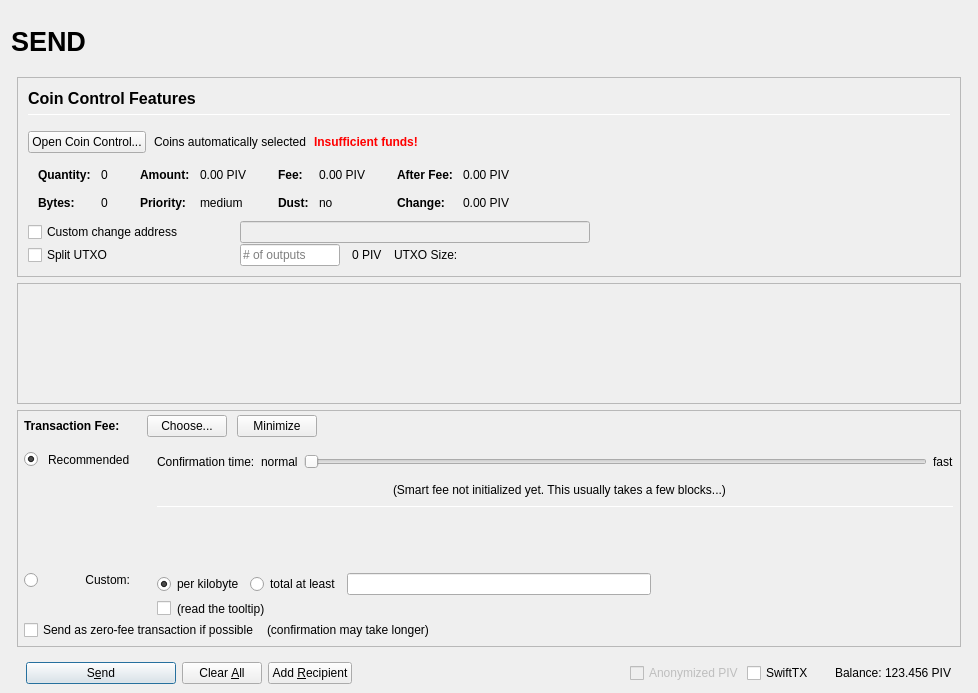
RapidsOfficial/Rapids, file src/qt/forms/sendcoinsdialog.ui: the form before one commit.
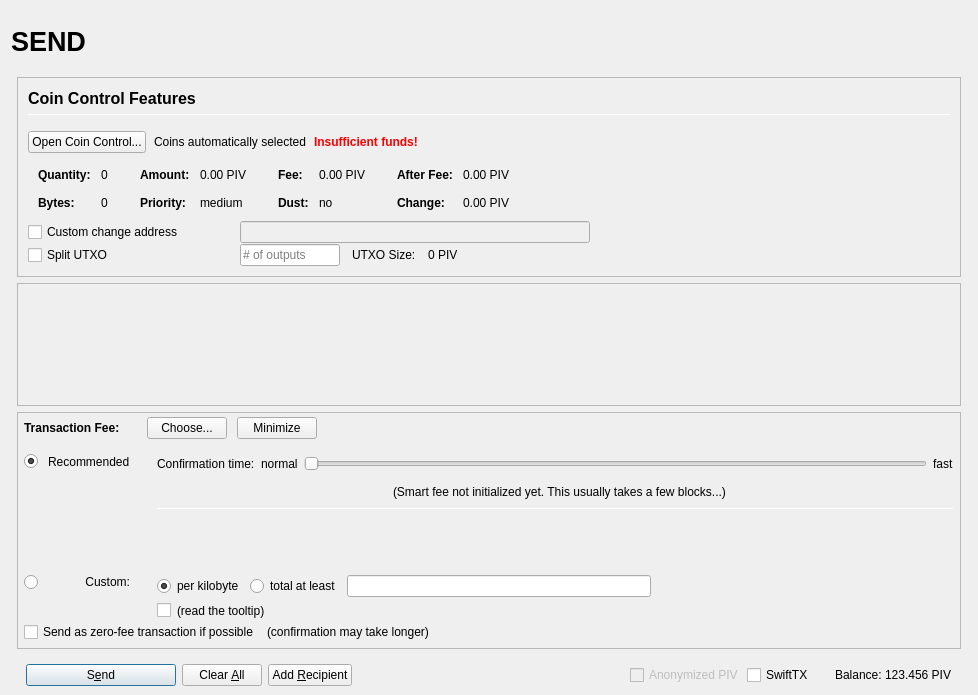
The form after the commit. Icons and pictures are not drawn. Custom widgets are drawn as their Qt base class.

```diff
--- a/src/qt/forms/sendcoinsdialog.ui
+++ b/src/qt/forms/sendcoinsdialog.ui
@@ -10,7 +10,7 @@
     <x>0</x>
     <y>0</y>
     <width>978</width>
-    <height>693</height>
+    <height>695</height>
    </rect>
   </property>
   <property name="windowTitle">
@@ -839,13 +839,6 @@
                   </property>
                  </widget>
                 </item>
-                <item>
-                 <widget class="QLabel" name="labelBlockSize">
-                  <property name="text">
-                   <string>0 PIV</string>
-                  </property>
-                 </widget>
-                </item>
                 <item>
                  <widget class="QLabel" name="labelBlockSizeText">
                   <property name="text">
@@ -853,6 +846,13 @@
                   </property>
                  </widget>
                 </item>
+                <item>
+                 <widget class="QLabel" name="labelBlockSize">
+                  <property name="text">
+                   <string>0 PIV</string>
+                  </property>
+                 </widget>
+                </item>
                 <item>
                  <spacer name="horizontalSpacer_7">
                   <property name="orientation">
```
Left out of the diff: 2 changed lines with no effect on the pictures.
